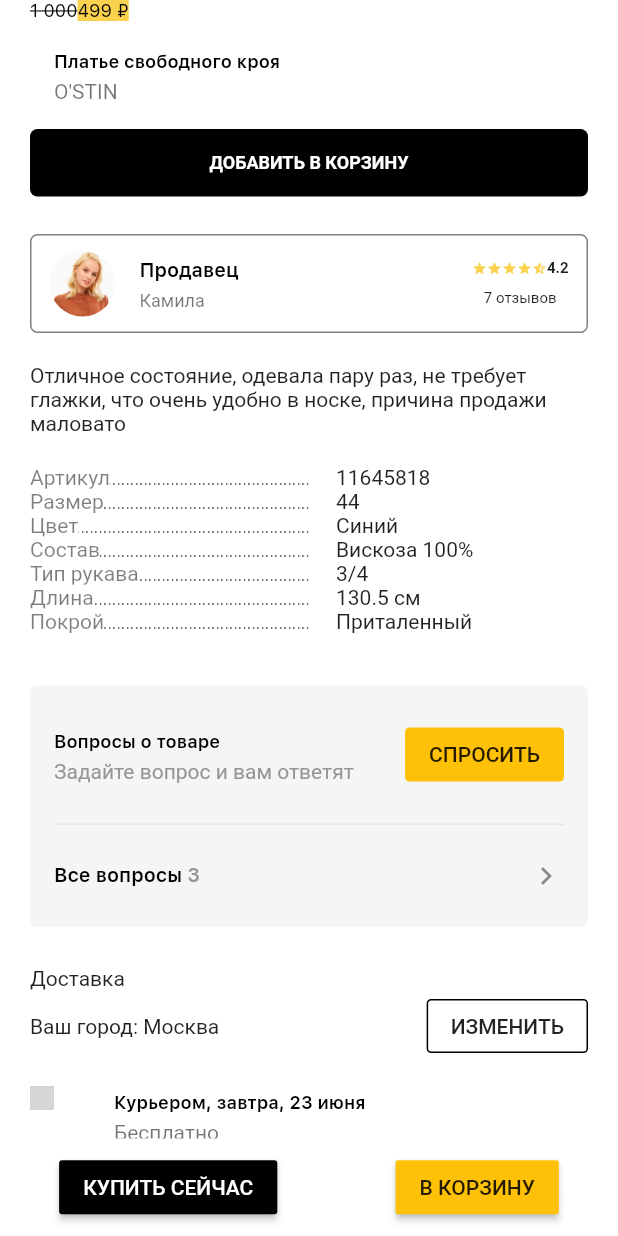
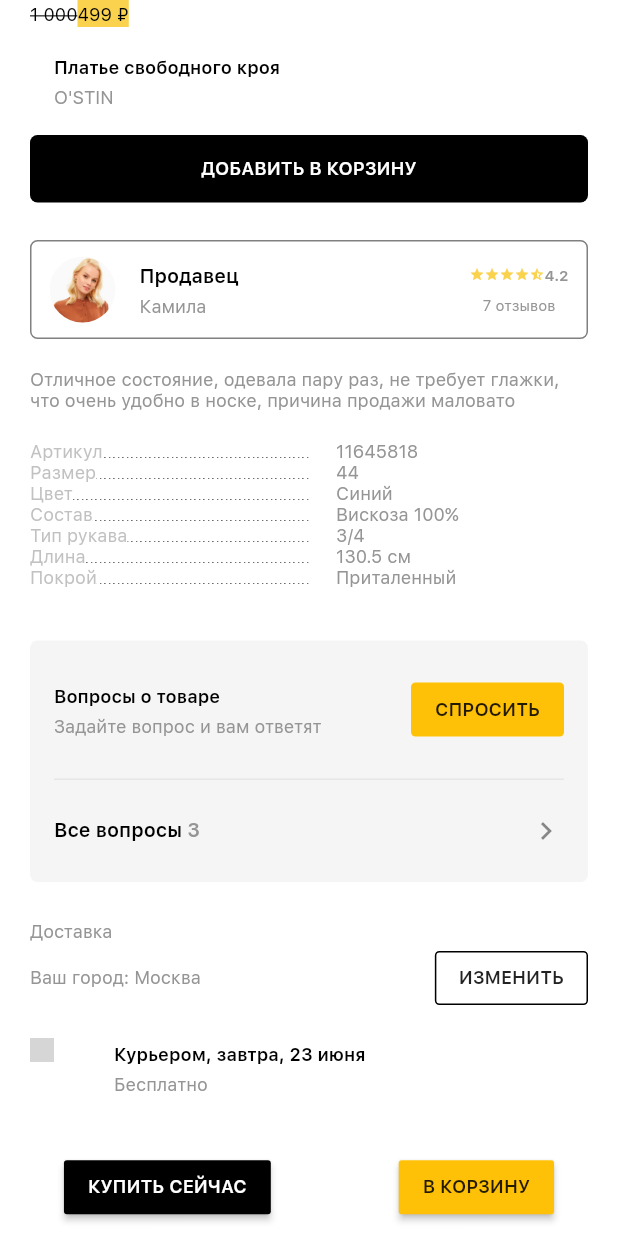
Before and after one commit to GaLenN3228/refasion, a Flutter app: the screen it shows after launch, on a phone screen of 412 x 824 dp. Run offline on Flutter 3.47's test engine with Material 2 defaults, Android fonts, the phone set to English and light mode, and no system bars; our stand-ins replace dio, flutter_svg; grey boxes are pictures that could not be loaded.

Commit message:
Improved main fonts styles

```diff
--- a/lib/main.dart
+++ b/lib/main.dart
@@ -46,6 +46,12 @@ ThemeData _materialTheme() {
             fontFamily: "SF UI",
             color: primaryColor,
             fontWeight: FontWeight.normal,
+            height: 1.5),
+        bodyText2: TextStyle(
+            fontSize: 12,
+            fontFamily: "SF UI",
+            color: darkGrayColor,
+            fontWeight: FontWeight.normal,
             height: 1.2),
         subtitle1: TextStyle(
             fontSize: 12,
@@ -59,5 +65,17 @@ ThemeData _materialTheme() {
             fontWeight: FontWeight.normal,
             color: darkGrayColor,
             height: 1.6),
+        caption: TextStyle(
+            fontSize: 10,
+            fontFamily: "SF UI",
+            fontWeight: FontWeight.normal,
+            color: darkGrayColor,
+            height: 1.2),
+        button: TextStyle(
+            fontSize: 12,
+            fontFamily: "SF UI",
+            fontWeight: FontWeight.w600,
+            color: primaryColor,
+            height: 1.2),
       ));
 }
```
